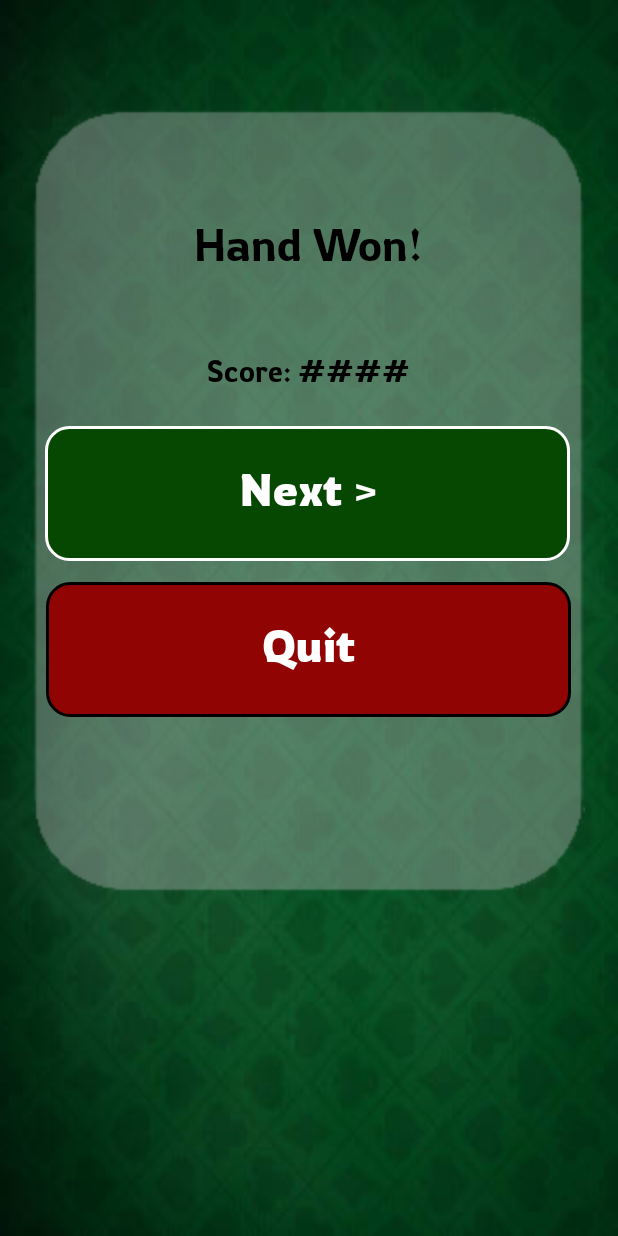
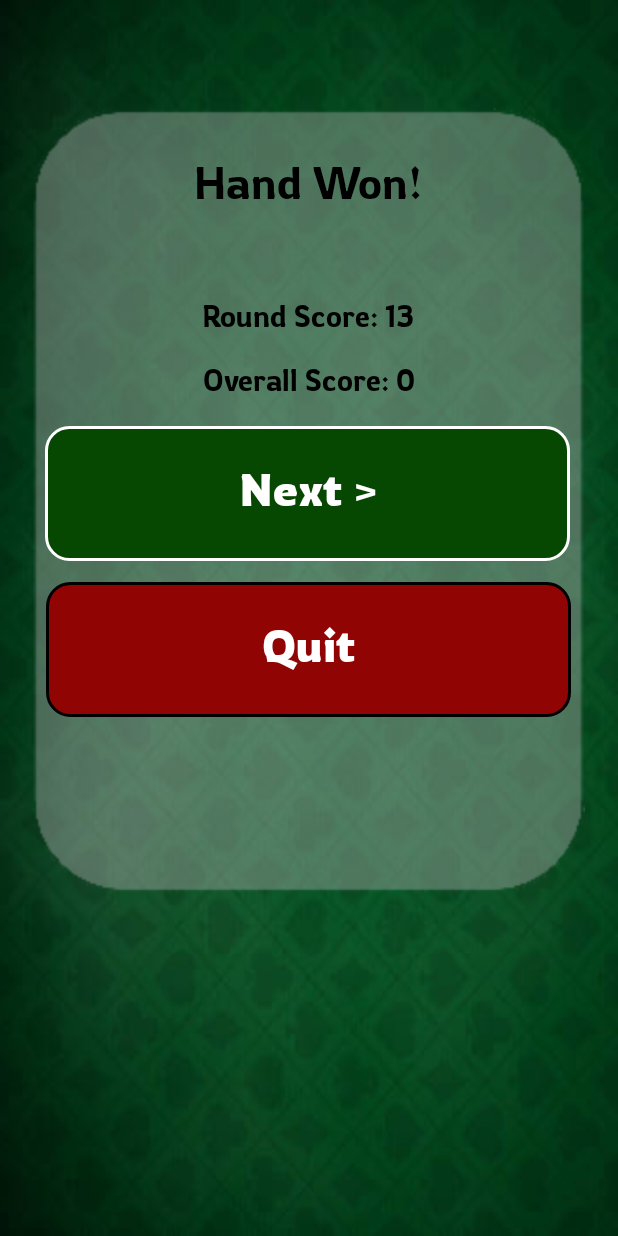
Before and after one commit to EricHeinrichsUAB/AUCSC220_Group5W25, an Android app: the HandWonActivity screen opened directly, with no data from a screen before it, on a phone screen of 412 x 824 dp. Run offline under Robolectric (Android 15) with nearby library versions, the light colour scheme and no system bars.

Commit message:
Add TextViews for round score and overall score

```diff
--- a/app/src/main/res/layout/screen_hand_won.xml
+++ b/app/src/main/res/layout/screen_hand_won.xml
@@ -28,7 +28,7 @@
         android:layout_width="wrap_content"
         android:layout_height="wrap_content"
         android:layout_marginStart="142dp"
-        android:layout_marginTop="137dp"
+        android:layout_marginTop="96dp"
         android:layout_marginEnd="142dp"
         android:fontFamily="@font/rowdies_light"
         android:text="Hand Won!"
@@ -39,19 +39,17 @@
         app:layout_constraintTop_toTopOf="parent" />
 
     <TextView
-        android:id="@+id/textView2"
+        android:id="@+id/roundScore"
         android:layout_width="wrap_content"
         android:layout_height="wrap_content"
-        android:layout_marginStart="131dp"
-        android:layout_marginTop="230dp"
-        android:layout_marginEnd="132dp"
+        android:layout_marginTop="40dp"
         android:fontFamily="@font/rowdies_light"
-        android:text="Score: ####"
+        android:text="Round Score: 0"
         android:textColor="#000000"
         android:textSize="20sp"
-        app:layout_constraintEnd_toEndOf="parent"
-        app:layout_constraintStart_toStartOf="parent"
-        app:layout_constraintTop_toTopOf="parent" />
+        app:layout_constraintEnd_toEndOf="@+id/imageView2"
+        app:layout_constraintStart_toStartOf="@+id/imageView2"
+        app:layout_constraintTop_toBottomOf="@+id/textView" />
 
     <Button
         android:id="@+id/nextButton"
@@ -95,4 +93,17 @@
         app:layout_constraintTop_toTopOf="parent"
         app:shapeAppearanceOverlay="@style/LessRoundButton" />
 
+    <TextView
+        android:id="@+id/overallScore"
+        android:layout_width="wrap_content"
+        android:layout_height="wrap_content"
+        android:layout_marginTop="4dp"
+        android:fontFamily="@font/rowdies_light"
+        android:text="Overall Score: 0"
+        android:textColor="#000000"
+        android:textSize="20sp"
+        app:layout_constraintEnd_toEndOf="@+id/imageView2"
+        app:layout_constraintStart_toStartOf="@+id/imageView2"
+        app:layout_constraintTop_toBottomOf="@+id/roundScore" />
+
 </androidx.constraintlayout.widget.ConstraintLayout>
```
